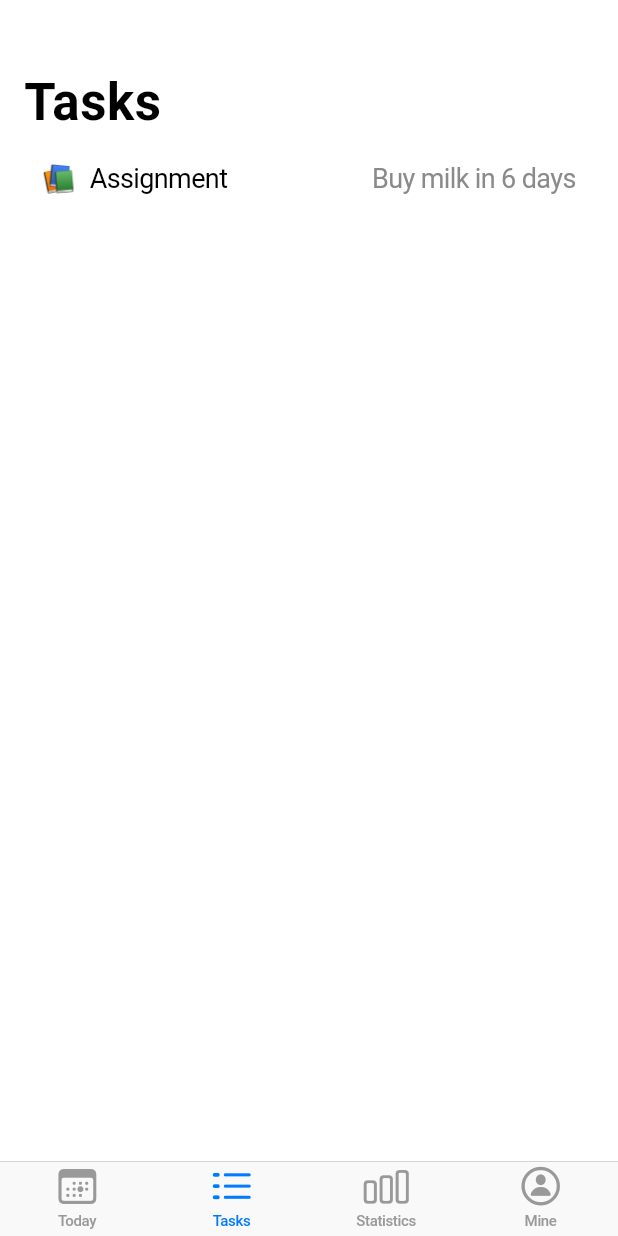
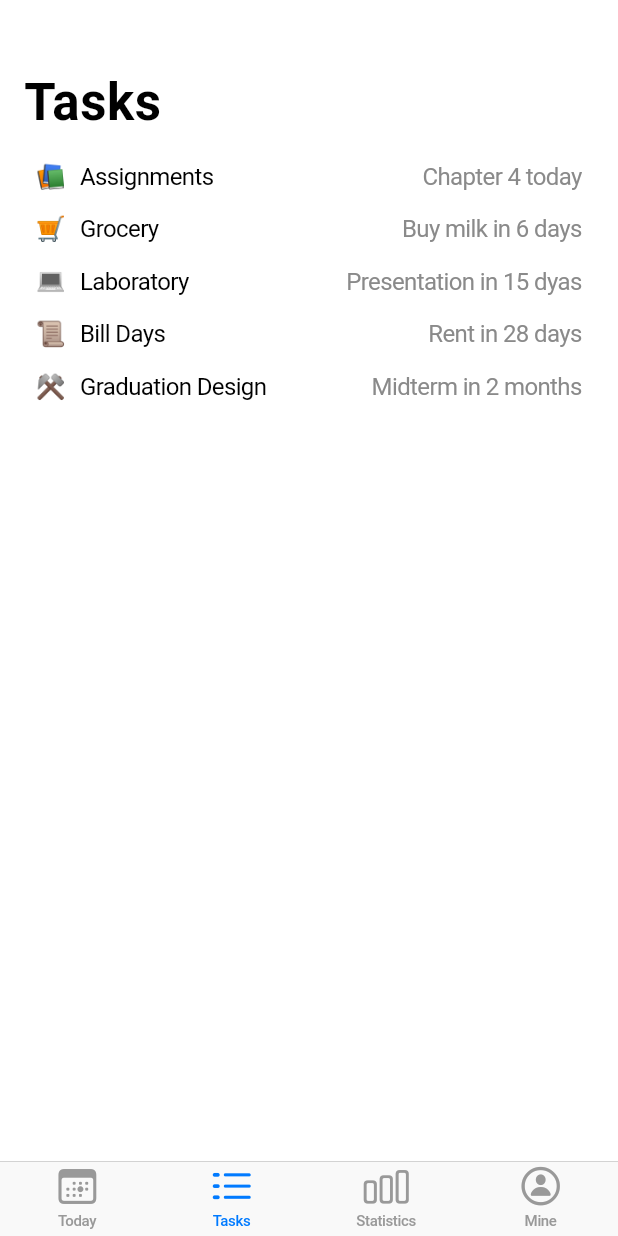
Before and after one commit to jazli1999/time_recipe, a Flutter app: the screen it shows after launch, item 2 of the bottom bar chosen, on a phone screen of 412 x 824 dp. Run offline on Flutter 3.47's test engine with Material 2 defaults, Android fonts, the light colour scheme and no system bars.

Commit message:
Model: iteratively render categori list

```diff
--- a/lib/category_row_item.dart
+++ b/lib/category_row_item.dart
@@ -9,15 +9,15 @@ class CategoryRowItem extends StatelessWidget {
   const CategoryRowItem({
     this.index,
     this.category,
+    this.nextTask,
   });
 
   final Category category;
   final int index;
+  final String nextTask;
 
   @override
   Widget build(BuildContext context) {
-    String nextTask = 'Buy milk in 6 days';
-
     final row = SafeArea(
         top: false,
         bottom: false,
@@ -27,6 +27,8 @@ class CategoryRowItem extends StatelessWidget {
           top: 8,
           bottom: 8,
         ),
+        child: Padding(
+            padding: EdgeInsets.symmetric(horizontal: 12),
             child: Row(
               mainAxisAlignment: MainAxisAlignment.spaceBetween,
               children: <Widget>[
@@ -49,7 +51,7 @@ class CategoryRowItem extends StatelessWidget {
                   style: Styles.categoryNextTask,
                 )
               ],
-        ));
+            )));
     return row;
   }
 }
--- a/lib/main.dart
+++ b/lib/main.dart
@@ -1,9 +1,9 @@
 import 'package:flutter/material.dart';
 import 'package:flutter/services.dart';
-// import 'package:provider/provider.dart';
+import 'package:provider/provider.dart';
 
 import 'app.dart';
-// import 'models/app_state_model.dart';
+import 'models/app_state_model.dart';
 
 void main() {
   // This app is designed only to work vertically, so we limit
@@ -15,5 +15,10 @@ void main() {
       statusBarIconBrightness: Brightness.dark,
       systemNavigationBarColor: Colors.transparent));
 
-  return runApp(TimeRecipe());
+  return runApp(
+    ChangeNotifierProvider<AppStateModel>(
+      create: (context) => AppStateModel()..loadCategories(),
+      child: TimeRecipe(),
+    ),
+  );
 }
--- a/lib/models/app_state_model.dart
+++ b/lib/models/app_state_model.dart
@@ -1,3 +1,26 @@
 import 'package:flutter/foundation.dart' as foundation;
+import 'category.dart';
+import 'category_repository.dart';
 
-class AppStateModel extends foundation.ChangeNotifier {}
+class AppStateModel extends foundation.ChangeNotifier {
+  List<Category> getAllCategories() {
+    return CategoryRepository.loadCategories();
+  }
+
+  void loadCategories() {
+    CategoryRepository.loadCategories();
+    notifyListeners();
+  }
+
+  static const mockNextTasks = <String>[
+    'Chapter 4 today',
+    'Buy milk in 6 days',
+    'Presentation in 15 dyas',
+    'Rent in 28 days',
+    'Midterm in 2 months'
+  ];
+
+  String calcNextTask(int index) {
+    return mockNextTasks[index];
+  }
+}
--- /dev/null
+++ b/lib/models/category_repository.dart
@@ -0,0 +1,47 @@
+// mock data for UI development
+
+import 'category.dart';
+
+class CategoryRepository {
+  static const _allCategories = <Category>[
+    Category(
+      name: 'Assignments',
+      tasks: [],
+      isArchived: false,
+      id: 1,
+      icon: '📚',
+    ),
+    Category(
+      name: 'Grocery',
+      tasks: [],
+      isArchived: false,
+      id: 2,
+      icon: '🛒',
+    ),
+    Category(
+      name: 'Laboratory',
+      tasks: [],
+      isArchived: false,
+      id: 3,
+      icon: '💻',
+    ),
+    Category(
+      name: 'Bill Days',
+      tasks: [],
+      isArchived: false,
+      id: 4,
+      icon: '📜',
+    ),
+    Category(
+      name: 'Graduation Design',
+      tasks: [],
+      isArchived: false,
+      id: 5,
+      icon: '⚒️',
+    ),
+  ];
+
+  static List<Category> loadCategories() {
+    return _allCategories;
+  }
+}
--- a/lib/styles.dart
+++ b/lib/styles.dart
@@ -4,10 +4,10 @@ import 'package:flutter/widgets.dart';
 abstract class Styles {
   static const TextStyle categoryNextTask = TextStyle(
     color: Color(0xff8a8a8a),
-    fontSize: 18,
+    fontSize: 16,
   );
 
   static const TextStyle baseFont = TextStyle(
-    fontSize: 18,
+    fontSize: 16,
   );
 }
--- a/lib/tabs/tasks_tab.dart
+++ b/lib/tabs/tasks_tab.dart
@@ -1,36 +1,29 @@
 import 'package:flutter/cupertino.dart';
+import 'package:provider/provider.dart';
+import 'package:time_recipe/category_row_item.dart';
 
-import 'package:time_recipe/category_row_item.dart';
+import 'package:time_recipe/models/app_state_model.dart';
 import 'package:time_recipe/models/category.dart';
 
-import 'package:time_recipe/models/app_state_model.dart';
-
 class TasksTab extends StatelessWidget {
-  SliverChildBuilderDelegate _buildSliverChildBuilderDelegate() {
+  SliverChildBuilderDelegate _buildSliverChildBuilderDelegate(
+      List<Category> categories, AppStateModel model) {
     return SliverChildBuilderDelegate((context, index) {
-      switch (index) {
-        case 0:
-          return Padding(
-            padding: const EdgeInsets.symmetric(horizontal: 16),
-            child: CategoryRowItem(
-              index: 1,
-              category: Category(
-                name: 'Assignment',
-                tasks: List(),
-                isArchived: false,
-                id: 1,
-                icon: '📚',
-              ),
-            ),
+      if (index < categories.length)
+        return CategoryRowItem(
+          category: categories[index],
+          index: index,
+          nextTask: model.calcNextTask(index),
         );
-        default:
+      else
         return null;
-      }
     });
   }
 
   @override
   Widget build(BuildContext context) {
+    return Consumer<AppStateModel>(builder: (context, model, child) {
+      final categories = model.getAllCategories();
       return CustomScrollView(
         slivers: <Widget>[
           CupertinoSliverNavigationBar(
@@ -40,10 +33,11 @@ class TasksTab extends StatelessWidget {
               top: false,
               minimum: const EdgeInsets.only(top: 4),
               sliver: SliverList(
-              delegate: _buildSliverChildBuilderDelegate(),
+                delegate: _buildSliverChildBuilderDelegate(categories, model),
               ))
           // )
         ],
       );
+    });
   }
 }
```
Lines whose indentation alone changed are shown as unchanged.
